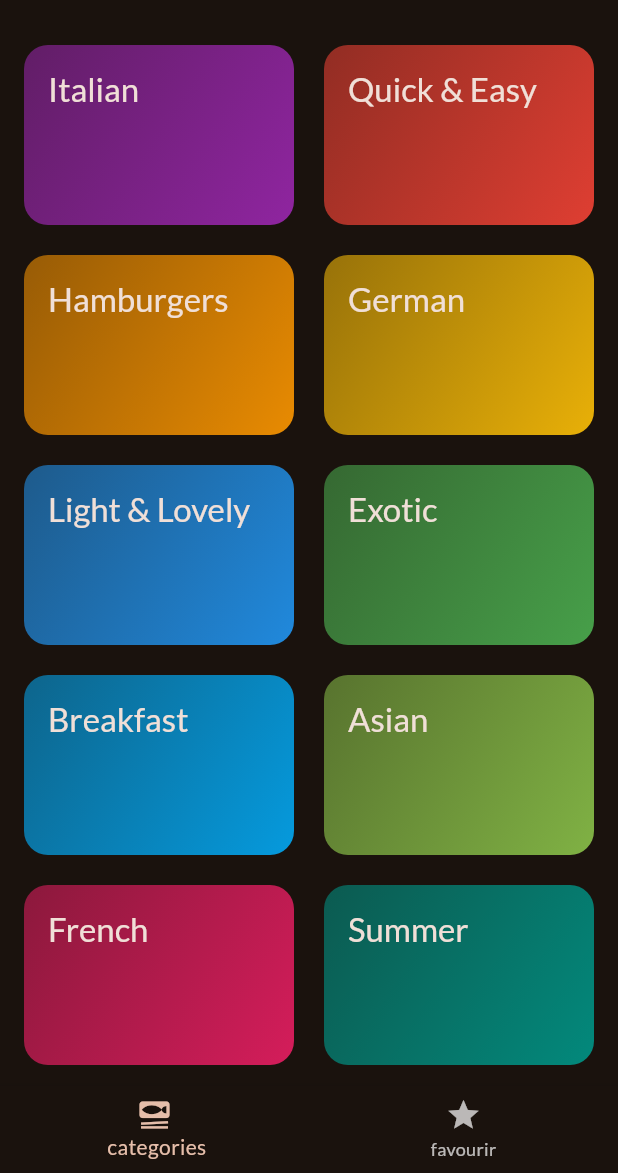
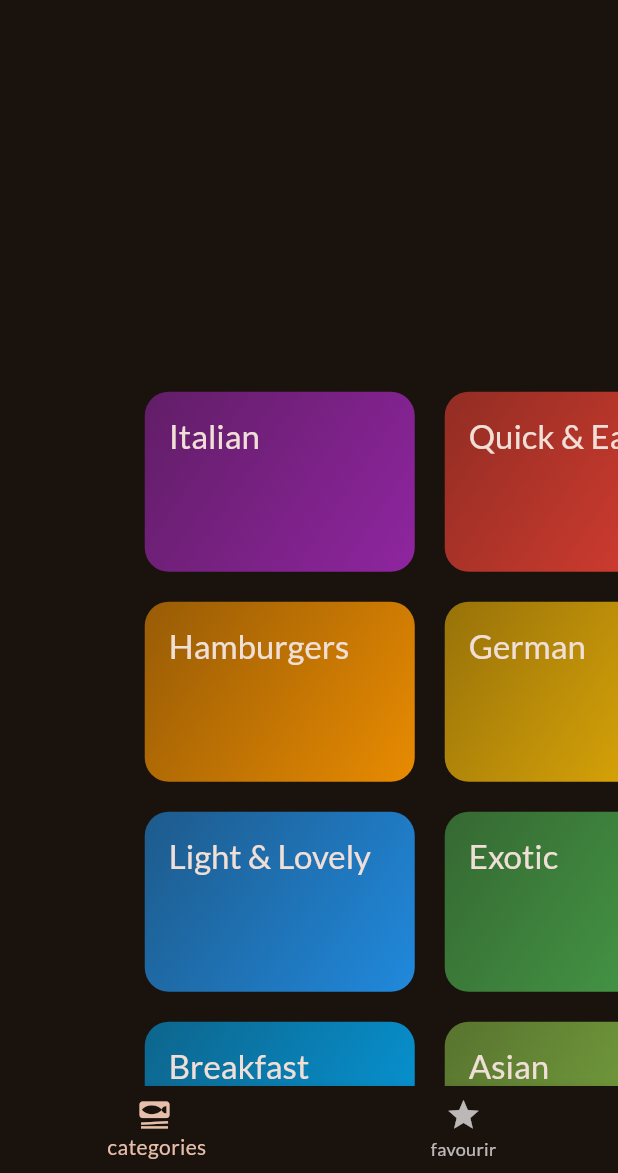
Before and after one commit to Harshu8049/meal_app, a Flutter app: the first screen one second after launch, on a phone screen of 412 x 824 dp, the part 63-1236 px from its top. Run offline on Flutter 3.47's test engine with Material 3 defaults, Android fonts, the phone set to English and light mode, and no system bars; our stand-ins replace flutter_riverpod, google_fonts, shared_preferences, transparent_image.

Commit message:
new items

```diff
--- a/lib/screen/categories.dart
+++ b/lib/screen/categories.dart
@@ -5,16 +5,41 @@ import 'package:meal_app/models/meal.dart';
 import 'package:meal_app/screen/meals.dart';
 import 'package:meal_app/widgets/category_grid_item.dart';
 
-class CategoriesScreen extends StatelessWidget {
-  const CategoriesScreen(
-      {super.key,
-
-      required this.availableMeals});
+class CategoriesScreen extends StatefulWidget {
+  const CategoriesScreen({super.key, required this.availableMeals});
 
   final List<Meal> availableMeals;
 
+  @override
+  State<CategoriesScreen> createState() => _CategoriesScreenState();
+}
+
+class _CategoriesScreenState extends State<CategoriesScreen>
+    with TickerProviderStateMixin {
+  late AnimationController _animationController;
+
+  @override
+  void initState() {
+    super.initState();
+    _animationController = AnimationController(
+      vsync: this,
+      duration: const Duration(seconds: 2),
+      lowerBound: 0,
+      upperBound: 1,
+      animationBehavior: AnimationBehavior.preserve,
+      reverseDuration: const Duration(seconds: 2),
+    );
+    _animationController.forward();
+  }
+
+  @override
+  void dispose() {
+    _animationController.dispose();
+    super.dispose();
+  }
+
   void _selectCategory(BuildContext context, Category category) {
-    final filteredMeals = availableMeals
+    final filteredMeals = widget.availableMeals
         .where((meal) => meal.categories.contains(category.id))
         .toList(); //check true oir false
 
@@ -22,13 +47,14 @@ class CategoriesScreen extends StatelessWidget {
         builder: (ctx) => MealScreen(
               title: category.title,
               meals: filteredMeals,
-
             )));
   }
 
   @override
   Widget build(BuildContext context) {
-    return GridView(
+    return AnimatedBuilder(
+        animation: _animationController,
+        child: GridView(
             padding: const EdgeInsets.all(16.0),
             gridDelegate: const SliverGridDelegateWithFixedCrossAxisCount(
               crossAxisCount: 2,
@@ -45,6 +71,12 @@ class CategoriesScreen extends StatelessWidget {
                     _selectCategory(context, i);
                   },
                 ),
-        ]);
+            ]),
+        builder: (context, child) => SlideTransition(
+              position: Tween(begin: const Offset(0.3, 0.5), end: Offset(0, 0))
+                  .animate(CurvedAnimation(
+                      parent: _animationController, curve: Curves.bounceInOut)),
+              child: child,
+            ));
   }
 }
```
Also changed, not shown: lib/screen/meal_details.dart (+8 -2 lines), pubspec.yaml (line endings or trailing spaces). Lines whose indentation alone changed are shown as unchanged.
